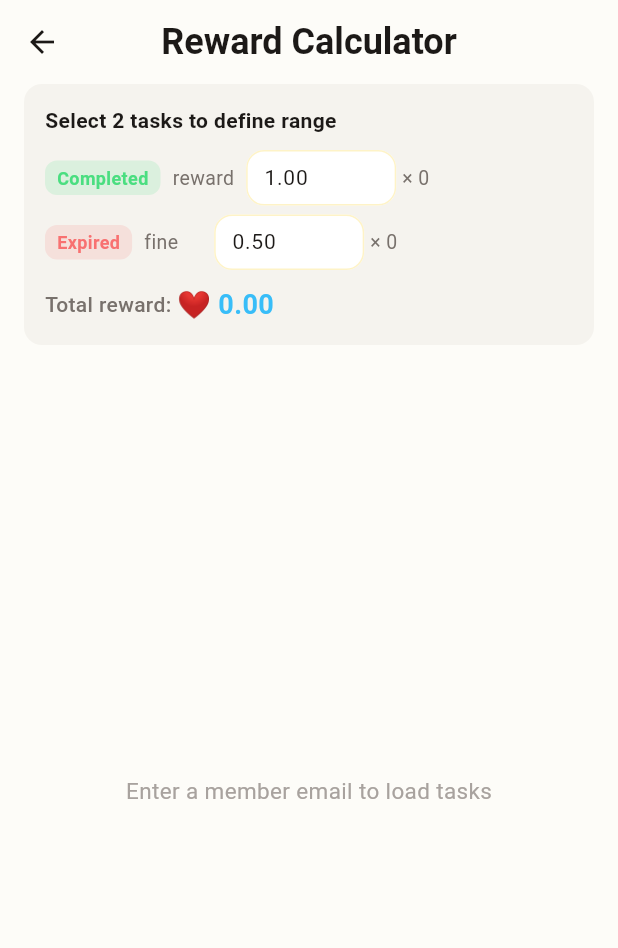
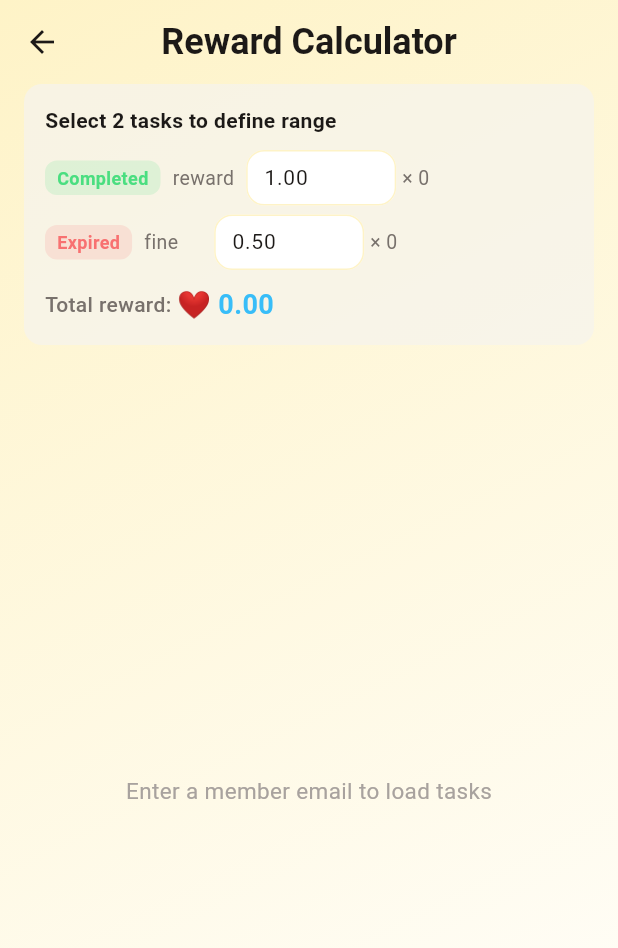
Before and after one commit to EimerQiu/Lumie_APP, a Flutter app: the RewardCalcScreen screen opened by its route, on a phone screen of 412 x 824 dp. Shown: the top 948 px of the screen. Run offline on Flutter 3.47's test engine with Material 3 defaults, Android fonts, the phone set to English and light mode, and no system bars; our stand-ins replace fl_chart, flutter_blue_plus, flutter_markdown, google_fonts, shared_preferences, table_calendar and 1 more; accounts and stored records are empty; network calls fail.

Commit message:
Add background themes and card transparency across app screens
- Dashboard: blurred bokeh background image (sigma=4), all cards at 70% opacity, transparent AppBar
- Med-Reminder: lemon-yellow-to-white gradient background, transparent AppBar
- All Tasks: same gradient background, Card widgets at 70% opacity
- Reward Calculator: same gradient background, panel and list cards at 70% opacity
- GradientCard: add `opacity` param applied to gradient colors only (content stays sharp)
- Teams screen: circular + FAB button, remove subscription banner card
- Backend: allow non-admin members to access their own reward calc data

Co-Authored-By: Claude Sonnet 4.6 <noreply@anthropic.com>

```diff
--- a/lumie_activity_app/lib/features/dashboard/widgets/active_tasks_card.dart
+++ b/lumie_activity_app/lib/features/dashboard/widgets/active_tasks_card.dart
@@ -25,6 +25,7 @@ class ActiveTasksCard extends StatelessWidget {
 
         return GradientCard(
           gradient: AppColors.cardGradient,
+          opacity: 0.70,
           padding: const EdgeInsets.all(16),
           child: Column(
             crossAxisAlignment: CrossAxisAlignment.start,
--- a/lumie_activity_app/lib/features/dashboard/widgets/activity_summary_card.dart
+++ b/lumie_activity_app/lib/features/dashboard/widgets/activity_summary_card.dart
@@ -21,6 +21,7 @@ class ActivitySummaryCard extends StatelessWidget {
   Widget build(BuildContext context) {
     return GradientCard(
       gradient: AppColors.cardGradient,
+      opacity: 0.70,
       child: Column(
         crossAxisAlignment: CrossAxisAlignment.start,
         children: [
--- a/lumie_activity_app/lib/features/dashboard/widgets/adaptive_goal_card.dart
+++ b/lumie_activity_app/lib/features/dashboard/widgets/adaptive_goal_card.dart
@@ -37,6 +37,7 @@ class AdaptiveGoalCard extends StatelessWidget {
               colors: [Color(0xFFF3E5F5), Color(0xFFE1BEE7)],
             )
           : AppColors.cardGradient,
+      opacity: 0.70,
       child: Column(
         crossAxisAlignment: CrossAxisAlignment.start,
         children: [
--- a/lumie_activity_app/lib/features/tasks/screens/reward_calc_screen.dart
+++ b/lumie_activity_app/lib/features/tasks/screens/reward_calc_screen.dart
@@ -149,22 +149,9 @@ class _RewardCalcScreenState extends State<RewardCalcScreen> {
     }
   }
 
-  // Range calculation
-  int get _startIndex {
-    if (_selectedTaskIds.length < 2) return -1;
-    return _tasks.indexWhere((t) => _selectedTaskIds.contains(t.taskId));
-  }
-
-  int get _endIndex {
-    if (_selectedTaskIds.length < 2) return -1;
-    return _tasks.lastIndexWhere((t) => _selectedTaskIds.contains(t.taskId));
-  }
-
   List<AdminTaskData> get _tasksInRange {
-    final start = _startIndex;
-    final end = _endIndex;
-    if (start < 0 || end < 0) return [];
-    return _tasks.sublist(start, end + 1);
+    if (_selectedTaskIds.length < 2) return [];
+    return _tasks.where((t) => _selectedTaskIds.contains(t.taskId)).toList();
   }
 
   int get _completedCount => _tasksInRange.where((t) => t.isCompleted).length;
@@ -177,11 +164,24 @@ class _RewardCalcScreenState extends State<RewardCalcScreen> {
 
   @override
   Widget build(BuildContext context) {
-    return Scaffold(
-      backgroundColor: AppColors.backgroundPaper,
+    return Stack(
+      children: [
+        Positioned.fill(
+          child: Container(
+            decoration: const BoxDecoration(
+              gradient: LinearGradient(
+                begin: Alignment.topLeft,
+                end: Alignment.bottomRight,
+                colors: [Color(0xFFFEF3C7), Color(0xFFFFFFFF)],
+              ),
+            ),
+          ),
+        ),
+        Scaffold(
+      backgroundColor: Colors.transparent,
       appBar: AppBar(
         title: const Text('Reward Calculator'),
-        backgroundColor: AppColors.backgroundPaper,
+        backgroundColor: Colors.transparent,
         elevation: 0,
         foregroundColor: AppColors.textPrimary,
       ),
@@ -230,6 +230,8 @@ class _RewardCalcScreenState extends State<RewardCalcScreen> {
           );
         },
       ),
+    ),
+      ],
     );
   }
 
@@ -242,7 +244,7 @@ class _RewardCalcScreenState extends State<RewardCalcScreen> {
       margin: const EdgeInsets.symmetric(horizontal: 16),
       padding: const EdgeInsets.all(14),
       decoration: BoxDecoration(
-        color: AppColors.backgroundLight,
+        color: AppColors.backgroundLight.withValues(alpha: 0.70),
         borderRadius: BorderRadius.circular(12),
       ),
       child: Column(
@@ -362,9 +364,6 @@ class _RewardCalcScreenState extends State<RewardCalcScreen> {
       );
     }
 
-    final startIdx = _startIndex;
-    final endIdx = _endIndex;
-
     return ListView.builder(
       padding: const EdgeInsets.all(16),
       itemCount: _tasks.length + (_hasMore ? 1 : 0),
@@ -388,12 +387,11 @@ class _RewardCalcScreenState extends State<RewardCalcScreen> {
         final taskIndex = _hasMore ? index - 1 : index;
         final task = _tasks[taskIndex];
         final isSelected = _selectedTaskIds.contains(task.taskId);
-        final inRange = startIdx >= 0 && endIdx >= 0 && taskIndex >= startIdx && taskIndex <= endIdx;
 
         return Container(
           margin: const EdgeInsets.only(bottom: 6),
           decoration: BoxDecoration(
-            color: inRange ? const Color(0xFFEFF6FF) : AppColors.cardBackground,
+            color: isSelected ? const Color(0xFFEFF6FF).withValues(alpha: 0.70) : AppColors.cardBackground.withValues(alpha: 0.70),
             borderRadius: BorderRadius.circular(10),
             border: Border.all(color: isSelected ? AppColors.info : AppColors.surfaceLight),
           ),
@@ -406,10 +404,9 @@ class _RewardCalcScreenState extends State<RewardCalcScreen> {
 
                   // If this is the second task, auto-select all tasks in range
                   if (_selectedTaskIds.length == 2) {
-                    final startIdx = _startIndex;
-                    final endIdx = _endIndex;
+                    final startIdx = _tasks.indexWhere((t) => _selectedTaskIds.contains(t.taskId));
+                    final endIdx = _tasks.lastIndexWhere((t) => _selectedTaskIds.contains(t.taskId));
                     if (startIdx >= 0 && endIdx >= 0) {
-                      // Add all tasks between start and end (inclusive)
                       for (int i = startIdx; i <= endIdx; i++) {
                         _selectedTaskIds.add(_tasks[i].taskId);
                       }
--- a/lumie_activity_app/pubspec.yaml
+++ b/lumie_activity_app/pubspec.yaml
@@ -84,10 +84,8 @@ flutter:
   # the material Icons class.
   uses-material-design: true
 
-  # To add assets to your application, add an assets section, like this:
-  # assets:
-  #   - images/a_dot_burr.jpeg
-  #   - images/a_dot_ham.jpeg
+  assets:
+    - assets/lemon_bokeh_background.png
 
   # An image asset can refer to one or more resolution-specific "variants", see
   # https://flutter.dev/to/resolution-aware-images
```
Also changed, not shown: lumie_activity_app/lib/features/dashboard/screens/dashboard_screen.dart (+21 -4 lines), lumie_activity_app/lib/features/tasks/screens/admin_dashboard_screen.dart (+19 -3 lines), lumie_activity_app/lib/features/tasks/screens/tasks_list_screen.dart (+18 -3 lines), lumie_activity_app/lib/features/teams/screens/teams_list_screen.dart (+19 -65 lines), lumie_activity_app/lib/shared/widgets/gradient_card.dart (+19 -1 lines), lumie_activity_app/assets/lemon_bokeh_background.png (added), lumie_activity_app/assets/lemon_bokeh_background2.png (added), 1 other file.
